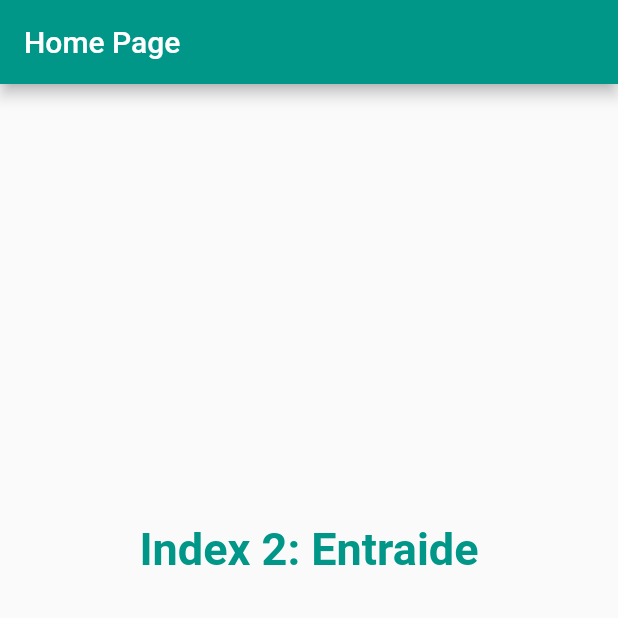
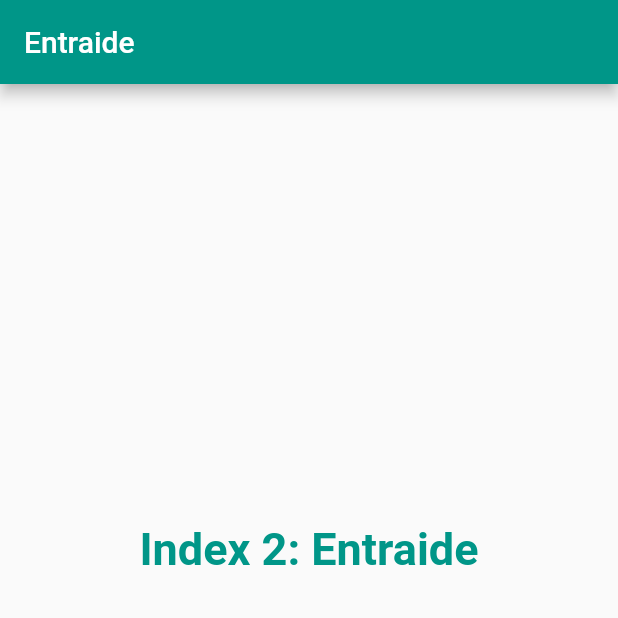
Before and after one commit to kevinlompo/greatcom, a Flutter app: the screen it shows after launch, item 3 of the bottom bar chosen, on a phone screen of 412 x 824 dp, the top half of it. Run offline on Flutter 3.47's test engine with Material 2 defaults, Android fonts, the light colour scheme and no system bars; our stand-ins replace image_picker.

Commit message:
update appBar

```diff
--- a/lib/home_page.dart
+++ b/lib/home_page.dart
@@ -47,13 +47,14 @@ class _HomePage extends State<HomePage> {
 
     return Scaffold(
       appBar: AppBar(
-        title: const Text("Home Page"),
+        title: Text(title()),
+        automaticallyImplyLeading: false,
       ),
       body: Center (
         child: _widgetOptions.elementAt(_selectedIndex),
       ),
       bottomNavigationBar: BottomNavigationBar(
-        iconSize: 15,
+        iconSize: 10,
         backgroundColor: Colors.teal,
           items: <BottomNavigationBarItem> [
             BottomNavigationBarItem(icon: Image.asset('images/lettre-n-majuscule.jpg', height: height /7, width: width/5,), label: 'Actualité', backgroundColor: Colors.teal),
@@ -99,5 +100,24 @@ class _HomePage extends State<HomePage> {
   }
 */
 
+String title() {
+  String t = "";
+  if(_selectedIndex == 0) {
+    t = "Home page";
+  } else if(_selectedIndex == 1) {
+    t = "Annuaire";
+  }
+  else if(_selectedIndex == 2) {
+    t = "Entraide";
+  }
+  else if(_selectedIndex == 3) {
+    t = "Messagerie";
+  }
+  else {
+    t = "Profile";
+  }
+  return t;
+}
+
 
 }
--- a/lib/profile_page.dart
+++ b/lib/profile_page.dart
@@ -59,9 +59,6 @@ class ProfilePageState extends State<ProfilePage> {
   Widget build(BuildContext context) {
     double imageSize = MediaQuery.of(context).size.width /4;
     return Scaffold(
-        appBar: AppBar(
-          title: const Text("Mon profil"),
-        ),
         body: SingleChildScrollView(
           child: Column(
             mainAxisSize: MainAxisSize.max,
```
